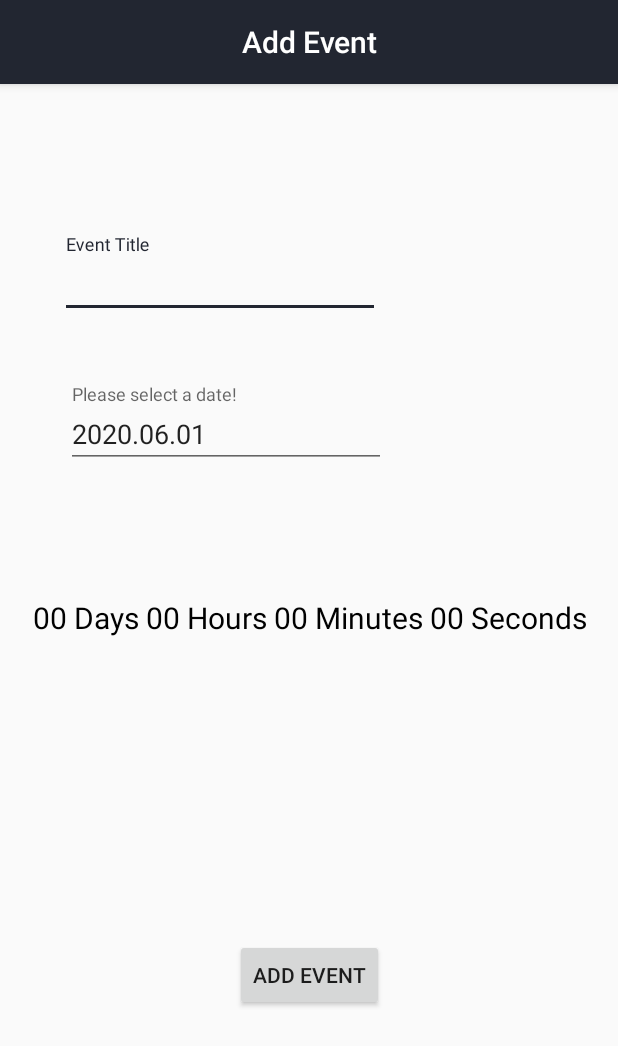
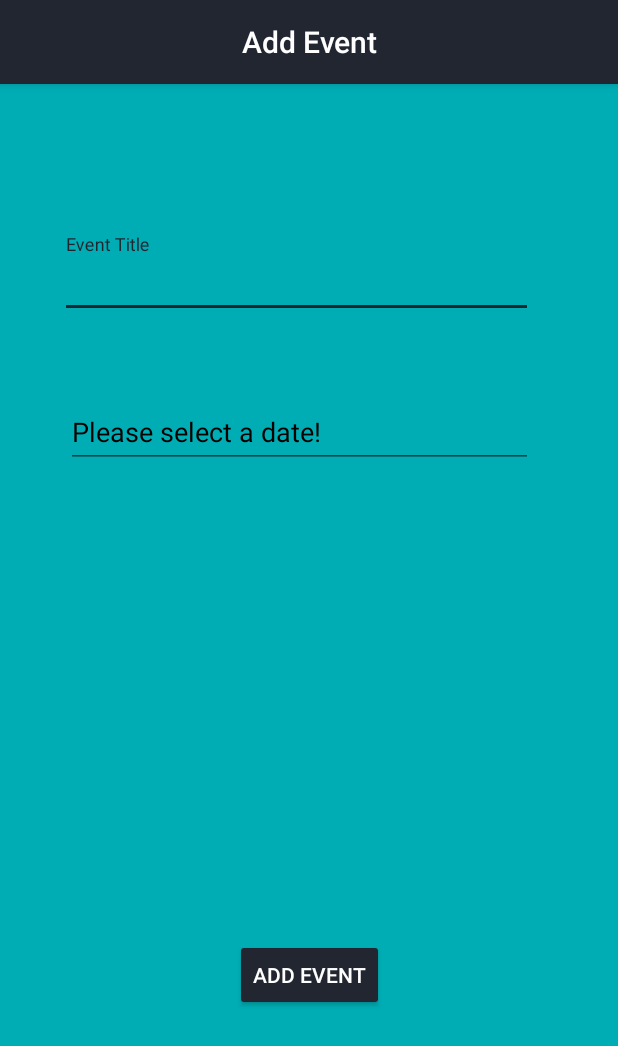
Before and after one commit to johanlindstrm/Android-App, an Android app: the screen it shows after launch (AddAndCreateEventActivity), after a tap on an icon or button, on a phone screen of 412 x 824 dp. Shown: the top 1046 px of the screen. Run offline under Robolectric (Android 15) with nearby library versions, the phone set to English and light mode, and no system bars; our stand-ins replace Firebase (no records; nobody signed in at launch, a user with empty details on screens opened directly).

Commit message:
Visual changes in UI/ looks cleaner etc. Auth anonymous "working" Overall the app is in a working state without crashes
TODO:
Firebase cloud storage
Countdown Timer for the days, hours, minutes, seconds

```diff
--- a/app/build.gradle
+++ b/app/build.gradle
@@ -32,13 +32,13 @@ dependencies {
     implementation 'androidx.appcompat:appcompat:1.1.0'
     implementation 'androidx.core:core-ktx:1.2.0'
     implementation 'androidx.constraintlayout:constraintlayout:1.1.3'
+    implementation 'com.google.firebase:firebase-firestore:21.4.3' //Added by firestore
     testImplementation 'junit:junit:4.12'
     androidTestImplementation 'androidx.test.ext:junit:1.1.1'
     androidTestImplementation 'androidx.test.espresso:espresso-core:3.2.0'
     implementation 'androidx.recyclerview:recyclerview:1.1.0'
     implementation 'androidx.cardview:cardview:1.0.0'
-    implementation'com.google.android.material:material:1.2.0-alpha06'
-    //implementation 'com.android.support:design:25.1.0'
+    implementation 'com.google.android.material:material:1.2.0-alpha06'
     implementation 'com.google.android.material:material:1.1.0'
     implementation platform('com.google.firebase:firebase-bom:25.3.1')
     implementation 'com.google.firebase:firebase-analytics'
--- a/app/src/main/java/com/example/androidapp/AddAndCreateEventActivity.kt
+++ b/app/src/main/java/com/example/androidapp/AddAndCreateEventActivity.kt
@@ -11,9 +11,11 @@ import android.widget.EditText
 import android.widget.TextView
 import androidx.appcompat.app.AppCompatActivity
 import com.google.firebase.auth.FirebaseAuth
+import com.google.firebase.firestore.FirebaseFirestore
 import kotlinx.android.synthetic.main.activity_add_and_create_date.*
 import java.text.SimpleDateFormat
 import java.util.*
+import kotlin.collections.HashMap
 
 
 class AddAndCreateEventActivity : AppCompatActivity() {
@@ -31,15 +33,44 @@ class AddAndCreateEventActivity : AppCompatActivity() {
         setContentView(R.layout.activity_add_and_create_date)
         //database = Firebase.database.reference
 
+
+        val db = FirebaseFirestore.getInstance()
+        db.collection("events")
+
+        // Create a new user with a first and last name
+        /*
+        val user: MutableMap<String, Any> = HashMap()
+        user["first"] = "Ada"
+        user["last"] = "Lovelace"
+        user["born"] = 1815
+
+
+        // Add a new document with a generated ID
+        db.collection("users")
+            .add(user)
+            .addOnSuccessListener { documentReference -> Log.d("test", "DocumentSnapshot added with ID: " + documentReference.id) }
+            .addOnFailureListener { e -> Log.w("test", "Error adding document", e) }
+
+         */
+
+
         supportActionBar!!.displayOptions = ActionBar.DISPLAY_SHOW_CUSTOM
         supportActionBar!!.setCustomView(R.layout.action_bar_add_event)
 
-        auth = FirebaseAuth.getInstance()
+        //auth = FirebaseAuth.getInstance()
 
         selectDateEdit = findViewById(R.id.select_date_edit)
         eventTextName = findViewById(R.id.event_name_edit)
         timeLeftText = findViewById(R.id.time_test_text)
         getDateDifference()
+
+        /*
+        handler.post(object : Runnable {
+            override fun run() {
+                handler.postDelayed(this, 1000)
+            }
+        })
+        */
 
         add_button.setOnClickListener {
             // Run the addNewDate function on button click
@@ -79,8 +110,8 @@ class AddAndCreateEventActivity : AppCompatActivity() {
 
     private fun getDateDifference() {
 
-        selectDateEdit.setText(SimpleDateFormat("yyyy.MM.dd").format(System.currentTimeMillis()))
-        time_test_text.text = "00 Days 00 Hours 00 Minutes 00 Seconds"
+        //selectDateEdit.setText(SimpleDateFormat("yyyy.MM.dd").format(System.currentTimeMillis()))
+        time_test_text.text = " "
 
         val currentDate = Calendar.getInstance()
         val eventDate = Calendar.getInstance()
@@ -90,6 +121,7 @@ class AddAndCreateEventActivity : AppCompatActivity() {
             eventDate.set(Calendar.DAY_OF_MONTH, dayOfMonth)
             eventDate.set(Calendar.MONTH, monthOfYear)
             eventDate.set(Calendar.YEAR, year)
+
             val diff = eventDate.timeInMillis - currentDate.timeInMillis
             val daysLeft = diff / (24 * 60 * 60 * 1000)
             val hoursLeft = diff / (1000 * 60 * 60) % 24
@@ -105,8 +137,7 @@ class AddAndCreateEventActivity : AppCompatActivity() {
         }
 
         selectDateEdit.setOnClickListener {
-            DatePickerDialog(this, dateSetListener, eventDate.get(Calendar.YEAR), eventDate.get(Calendar.MONTH), eventDate.get(Calendar.DAY_OF_MONTH)).show()
-
+           DatePickerDialog(this, dateSetListener, eventDate.get(Calendar.YEAR), eventDate.get(Calendar.MONTH), eventDate.get(Calendar.DAY_OF_MONTH)).show()
         }
         Log.d("millis", "Calendar ${currentDate.timeInMillis} futureCal ${eventDate.timeInMillis}")
 
--- a/app/src/main/java/com/example/androidapp/EventsRecyclerAdapter.kt
+++ b/app/src/main/java/com/example/androidapp/EventsRecyclerAdapter.kt
@@ -6,9 +6,8 @@ import android.view.View
 import android.view.ViewGroup
 import android.widget.TextView
 import androidx.recyclerview.widget.RecyclerView
-import com.google.android.material.snackbar.Snackbar
 
-class EventsRecyclerAdapter(private val context: Context, private val eventList: MutableList<Event>) : RecyclerView.Adapter<EventsRecyclerAdapter.ViewHolder>() {
+class EventsRecyclerAdapter(context: Context, private val eventList: MutableList<Event>) : RecyclerView.Adapter<EventsRecyclerAdapter.ViewHolder>() {
 
     private val layoutInflater = LayoutInflater.from(context)
 
@@ -30,7 +29,7 @@ class EventsRecyclerAdapter(private val context: Context, private val eventList:
 
     }
 
-    class ViewHolder(itemView: View) : RecyclerView.ViewHolder(itemView) {
+    inner class ViewHolder(itemView: View) : RecyclerView.ViewHolder(itemView) {
         val dateText = itemView.findViewById<TextView>(R.id.dateTextView)
         val eventName = itemView.findViewById<TextView>(R.id.event_name_text)
         val timeLeft = itemView.findViewById<TextView>(R.id.time_left_text)
@@ -44,7 +43,7 @@ class EventsRecyclerAdapter(private val context: Context, private val eventList:
         notifyItemRemoved(viewHolder.adapterPosition)
     }
 
-    fun restoreItem(viewHolder: RecyclerView.ViewHolder) {
+    fun restoreItem() {
         eventList.add(removedPosition, removedItem)
         notifyItemInserted(removedPosition)
     }
--- a/app/src/main/java/com/example/androidapp/MainActivity.kt
+++ b/app/src/main/java/com/example/androidapp/MainActivity.kt
@@ -8,7 +8,6 @@ import android.graphics.Color
 import android.graphics.drawable.ColorDrawable
 import android.graphics.drawable.Drawable
 import android.os.Bundle
-import android.os.Handler
 import android.util.Log
 import android.view.View
 import android.widget.TextView
@@ -21,9 +20,6 @@ import androidx.recyclerview.widget.RecyclerView
 import com.example.androidapp.DataManager.eventList
 import com.google.android.material.snackbar.Snackbar
 import com.google.firebase.auth.FirebaseAuth
-import com.google.firebase.firestore.FirebaseFirestore
-import com.google.firebase.firestore.ktx.firestore
-import com.google.firebase.ktx.Firebase
 
 
 class MainActivity : AppCompatActivity() {
@@ -33,7 +29,6 @@ class MainActivity : AppCompatActivity() {
     lateinit var emptyListText: TextView
     lateinit var deleteIcon: Drawable
     lateinit var mAuth: FirebaseAuth
-    private val handler = Handler()
 
     private var swipeBackground:ColorDrawable = ColorDrawable(Color.parseColor("#FF0000"))
 
@@ -48,29 +43,6 @@ class MainActivity : AppCompatActivity() {
 
         mAuth = FirebaseAuth.getInstance()
         mAuth.currentUser
-        /*
-        handler.post(object : Runnable {
-            override fun run() {
-                handler.postDelayed(this, 1000)
-            }
-        })
-
-        */
-
-/*
-        val db = Firebase.firestore
-
-
-        db.collection("events")
-            .add(eventList)
-            .addOnSuccessListener {documentReference ->
-                Log.d("TAG", "DocumentSnapshot added with ID: ${documentReference.id}")
-            }
-            .addOnFailureListener { e ->
-                Log.w("TAG", "Error adding document", e)
-            }
-
- */
 
         viewAdapter = EventsRecyclerAdapter(this, eventList)
         recyclerView = findViewById(R.id.datesListView)
@@ -99,7 +71,7 @@ class MainActivity : AppCompatActivity() {
                 var snackbar = Snackbar.make(viewHolder.itemView, "Event deleted",Snackbar.LENGTH_LONG)
 
                 snackbar.setAction("UNDO") {
-                    (viewAdapter as EventsRecyclerAdapter).restoreItem(viewHolder)
+                    (viewAdapter as EventsRecyclerAdapter).restoreItem()
                     (recyclerView.adapter as EventsRecyclerAdapter).notifyItemInserted(position)
                     recyclerView.scrollToPosition(position)
                 }
@@ -177,14 +149,12 @@ class MainActivity : AppCompatActivity() {
         }
     }
 
-
     override fun onResume() {
         super.onResume()
         listIsEmptyText()
         recyclerView.adapter?.notifyDataSetChanged()
 
     }
-
 
     private fun listIsEmptyText() {
         emptyListText = findViewById(R.id.empty_list_text)
@@ -197,7 +167,6 @@ class MainActivity : AppCompatActivity() {
             Log.d("test", "list is not empty")
 
         }
-
     }
 
 }
--- a/app/src/main/res/layout-v26/activity_add_and_create_date.xml
+++ b/app/src/main/res/layout-v26/activity_add_and_create_date.xml
@@ -4,6 +4,7 @@
     xmlns:tools="http://schemas.android.com/tools"
     android:layout_width="match_parent"
     android:layout_height="match_parent"
+    android:background="@color/colorPrimaryDark"
     tools:context=".AddAndCreateEventActivity">
 
     <Button
@@ -14,6 +15,8 @@
         android:layout_marginEnd="156dp"
         android:layout_marginBottom="150dp"
         android:text="@string/add_event"
+        android:textColor="@color/white"
+        android:backgroundTint="@color/colorPrimary"
         app:layout_constraintBottom_toBottomOf="parent"
         app:layout_constraintEnd_toEndOf="parent"
         app:layout_constraintStart_toStartOf="parent" />
@@ -25,22 +28,27 @@
         android:layout_height="wrap_content"
         android:layout_marginStart="16dp"
         android:layout_marginTop="100dp"
+        android:layout_marginEnd="16dp"
+        android:textColorHint="@color/black"
+        android:tooltipText="Enter Event Title"
         app:endIconMode="clear_text"
-        android:tooltipText="Enter Event Title"
+        app:layout_constraintEnd_toEndOf="parent"
         app:layout_constraintStart_toStartOf="parent"
         app:layout_constraintTop_toTopOf="parent">
 
         <com.google.android.material.textfield.TextInputEditText
             android:id="@+id/event_name_edit"
-            android:layout_width="wrap_content"
+            android:layout_width="315dp"
             android:layout_height="wrap_content"
             android:layout_marginStart="24dp"
             android:layout_marginTop="72dp"
-            android:autofillHints="@string/event_title"
             android:ems="10"
-            android:maxLength="16"
+            android:longClickable="false"
+            android:textColorHint="@color/black"
+            android:textColor="@color/black"
             android:hint="@string/event_title"
             android:inputType="text"
+            android:maxLength="18"
             app:layout_constraintStart_toStartOf="parent"
             app:layout_constraintTop_toTopOf="parent" />
 
@@ -54,17 +62,22 @@
         android:layout_height="wrap_content"
         android:layout_marginStart="16dp"
         android:layout_marginTop="200dp"
+        android:layout_marginEnd="16dp"
+        android:textColorHint="@color/black"
+        app:endIconMode="clear_text"
+        app:layout_constraintEnd_toEndOf="parent"
         app:layout_constraintStart_toStartOf="parent"
         app:layout_constraintTop_toTopOf="parent">
 
         <com.google.android.material.textfield.TextInputEditText
             android:id="@+id/select_date_edit"
-            android:layout_width="wrap_content"
+            android:layout_width="311dp"
             android:layout_height="wrap_content"
             android:layout_marginStart="28dp"
             android:layout_marginTop="36dp"
             android:ems="10"
             android:focusable="false"
+            android:textColor="@color/black"
             android:hint="@string/select_date"
             android:importantForAutofill="no"
             android:inputType="datetime"
@@ -81,8 +94,10 @@
         android:layout_marginTop="86dp"
         android:layout_marginEnd="156dp"
         android:text=""
-        android:textColor="@color/black"
+        android:textColor="@color/white"
+        android:textStyle="bold"
         android:textSize="20sp"
+        android:visibility="gone"
         app:layout_constraintEnd_toEndOf="parent"
         app:layout_constraintStart_toStartOf="parent"
         app:layout_constraintTop_toBottomOf="@+id/date_layout" />
--- a/app/src/main/res/values/strings.xml
+++ b/app/src/main/res/values/strings.xml
@@ -1,8 +1,7 @@
 <resources>
     <string name="app_name">Days</string>
     <!-- Event View -->
-    <string name="days_left">%1$d:Days</string>
-
+    <string name="days_left">Days Hours Minutes Seconds</string>
     <string name="selected_date">Selected Date</string>
 
     <!-- Add and Create Event View -->
@@ -11,13 +10,5 @@
     <string name="pick_date_btn">Pick a date</string>
     <string name="add_event">Add Event</string>
 
-    <!-- Twitter consumer key and secret -->
-    <string name="twitter_consumer_key" translatable="false">YOUR_CONSUMER_KEY</string>
-    <string name="twitter_consumer_secret" translatable="false">YOUR_CONSUMER_SECRET</string>
-
-
-
-
-
 
 </resources>
```
Also changed, not shown: app/src/main/res/layout/activity_main.xml (+4 -3 lines), app/src/main/res/layout/event_view.xml (+6 -5 lines).
